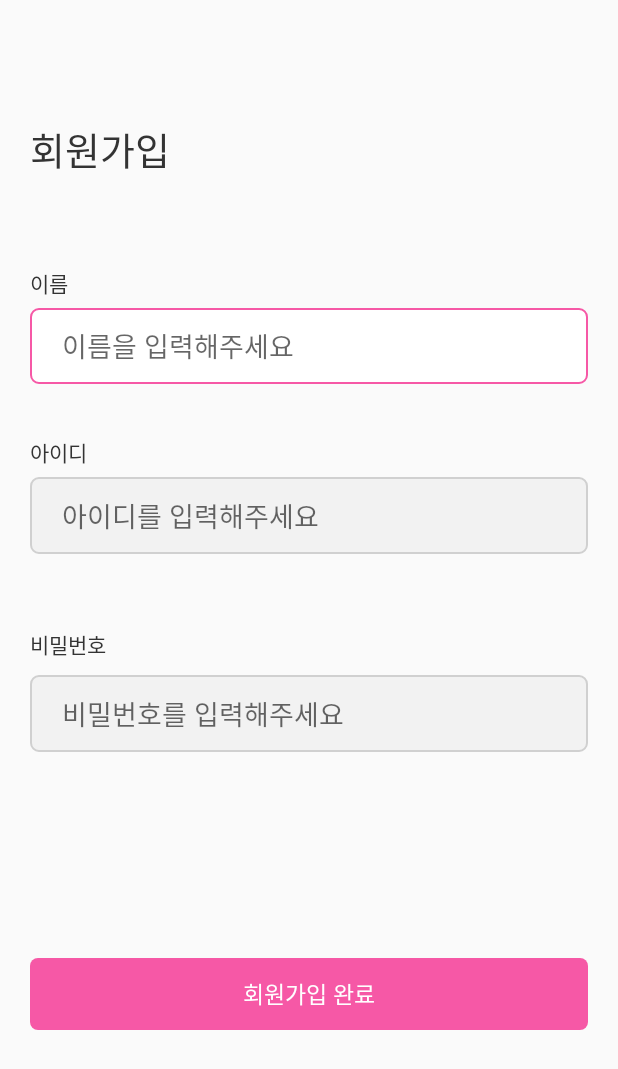
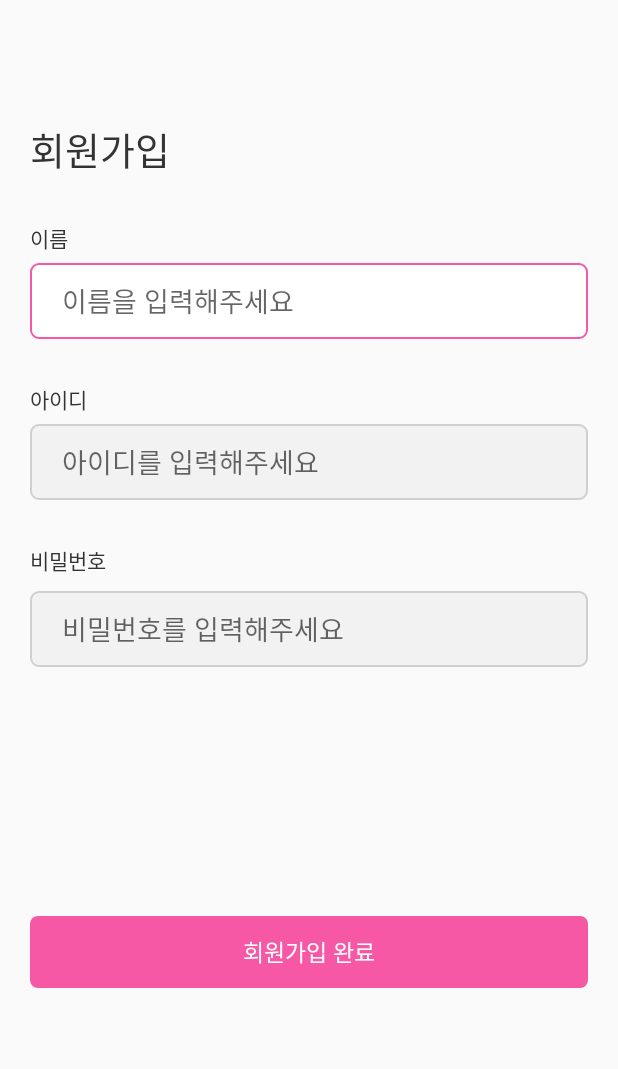
Before and after one commit to 29th-WE-SOPT-Android-Part/Android-Subin, an Android app: the SignUpActivity screen opened directly, with no data from a screen before it, on a phone screen of 412 x 824 dp. Shown: the top 1069 px of the screen. Run offline under Robolectric (Android 15) with nearby library versions, the phone set to English and light mode, and no system bars.

Commit message:
[UPDATE] sign_up/ fontincludeFontPadding

```diff
--- a/AndroidSopt/app/src/main/res/layout/activity_sign_up.xml
+++ b/AndroidSopt/app/src/main/res/layout/activity_sign_up.xml
@@ -26,7 +26,7 @@
         android:layout_width="wrap_content"
         android:layout_height="wrap_content"
         android:layout_marginLeft="20dp"
-        android:layout_marginTop="60dp"
+        android:layout_marginTop="30dp"
         android:textSize="14sp"
         android:text="이름"
         android:fontFamily="@font/noto_sans_kr_bold"
@@ -56,7 +56,7 @@
         android:id="@+id/tv_id"
         android:layout_width="wrap_content"
         android:layout_height="wrap_content"
-        android:layout_marginTop="35dp"
+        android:layout_marginTop="30dp"
         android:textSize="14sp"
         android:fontFamily="@font/noto_sans_kr_bold"
         android:textColor="#333333"
@@ -70,6 +70,7 @@
         android:layout_width="0dp"
         android:layout_height="wrap_content"
         android:background="@drawable/selector_text"
+        android:includeFontPadding="false"
         android:layout_marginTop="6dp"
         android:ems="10"
         android:padding="12dp"
@@ -86,7 +87,7 @@
         android:layout_height="wrap_content"
         android:fontFamily="@font/noto_sans_kr_bold"
         android:textColor="#333333"
-        android:layout_marginTop="50dp"
+        android:layout_marginTop="30dp"
         android:includeFontPadding="false"
         android:textSize="14sp"
         android:text="비밀번호"
@@ -101,6 +102,7 @@
         android:ems="10"
         android:hint="  비밀번호를 입력해주세요"
         android:fontFamily="@font/noto_sans_kr_regular"
+        android:includeFontPadding="false"
         android:textColor="#acb5bd"
         android:background="@drawable/selector_text"
         android:inputType="textPassword"
```
